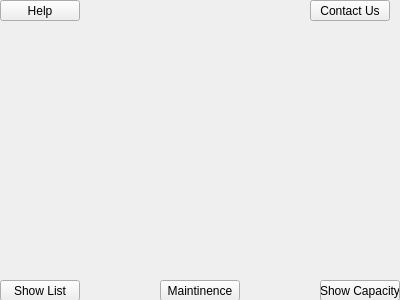
Above: mainwindow.ui from Starfractor/CS1C-Group-Project-1-National-Football-League before the change. Below: the same form after it.
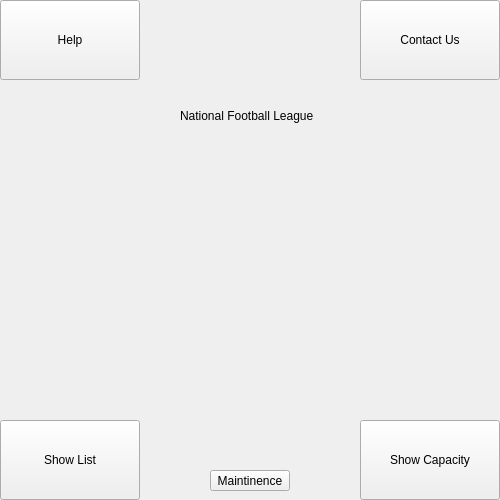
That is the form after the change.

Commit message: Updated Windows with fixed size and labels

```diff
--- a/mainwindow.ui
+++ b/mainwindow.ui
@@ -6,8 +6,8 @@
    <rect>
     <x>0</x>
     <y>0</y>
-    <width>400</width>
-    <height>300</height>
+    <width>500</width>
+    <height>500</height>
    </rect>
   </property>
   <property name="windowTitle">
@@ -18,8 +18,8 @@
     <rect>
      <x>0</x>
      <y>0</y>
-     <width>80</width>
-     <height>21</height>
+     <width>140</width>
+     <height>80</height>
     </rect>
    </property>
    <property name="text">
@@ -29,10 +29,10 @@
   <widget class="QPushButton" name="pushButton_2">
    <property name="geometry">
     <rect>
-     <x>310</x>
+     <x>360</x>
      <y>0</y>
-     <width>80</width>
-     <height>21</height>
+     <width>140</width>
+     <height>80</height>
     </rect>
    </property>
    <property name="text">
@@ -43,9 +43,9 @@
    <property name="geometry">
     <rect>
      <x>0</x>
-     <y>280</y>
-     <width>80</width>
-     <height>21</height>
+     <y>420</y>
+     <width>140</width>
+     <height>80</height>
     </rect>
    </property>
    <property name="text">
@@ -55,10 +55,10 @@
   <widget class="QPushButton" name="pushButton_4">
    <property name="geometry">
     <rect>
-     <x>320</x>
-     <y>280</y>
-     <width>80</width>
-     <height>21</height>
+     <x>360</x>
+     <y>420</y>
+     <width>140</width>
+     <height>80</height>
     </rect>
    </property>
    <property name="text">
@@ -68,8 +68,8 @@
   <widget class="QPushButton" name="pushButton_5">
    <property name="geometry">
     <rect>
-     <x>160</x>
-     <y>280</y>
+     <x>210</x>
+     <y>470</y>
      <width>80</width>
      <height>21</height>
     </rect>
@@ -78,6 +78,25 @@
     <string>Maintinence</string>
    </property>
   </widget>
+  <widget class="QLabel" name="label_2">
+   <property name="geometry">
+    <rect>
+     <x>180</x>
+     <y>90</y>
+     <width>141</width>
+     <height>51</height>
+    </rect>
+   </property>
+   <property name="text">
+    <string>National Football League</string>
+   </property>
+   <property name="textFormat">
+    <enum>Qt::PlainText</enum>
+   </property>
+   <property name="wordWrap">
+    <bool>false</bool>
+   </property>
+  </widget>
  </widget>
  <resources/>
  <connections/>
```
The commit also changes 10 other files.
